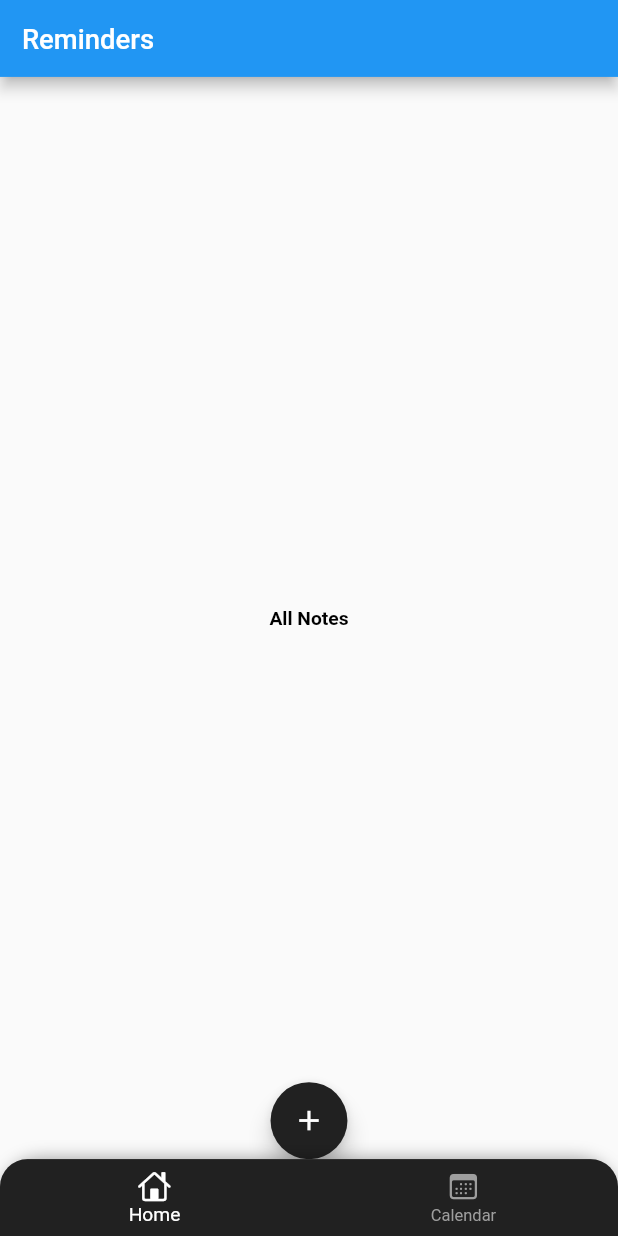
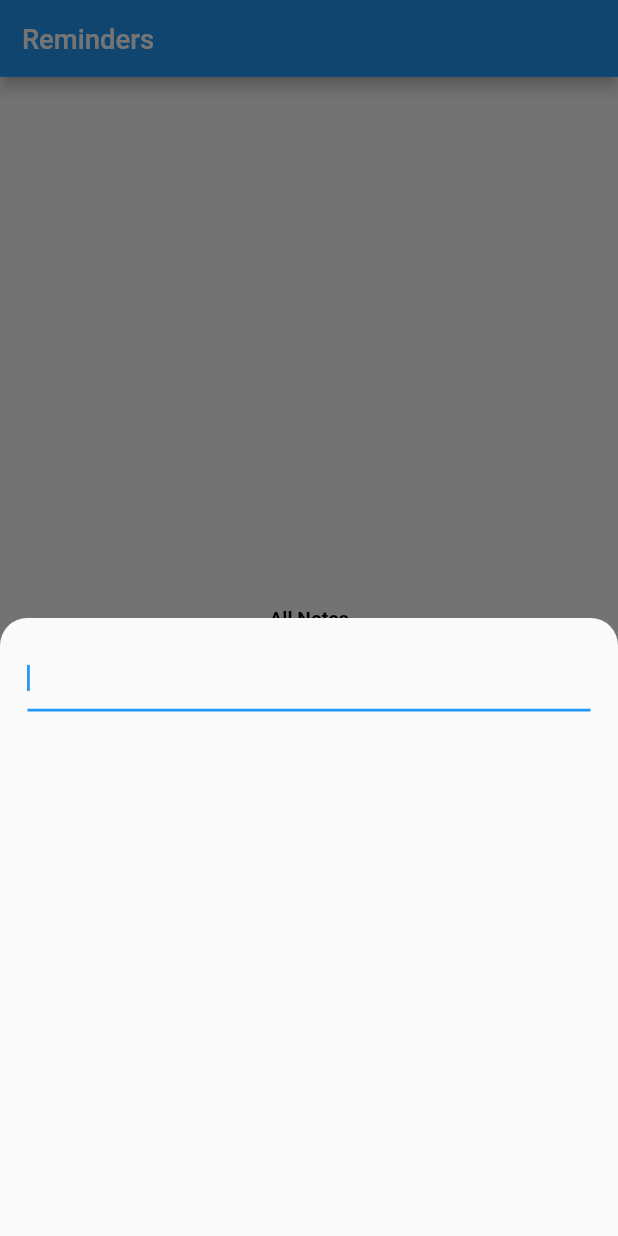
Before and after one commit to reygalaviz/reminder_app, a Flutter app: the screen it shows after launch, after a tap on the "add" icon, on a phone screen of 412 x 824 dp. Run offline on Flutter 3.47's test engine with Material 2 defaults, Android fonts, the phone set to English and light mode, and no system bars; our stand-ins replace responsive_framework; missing offline and left inert: keyboard_attachable.

Commit message:
keyboard attachment textbox

```diff
--- a/lib/screens/all_notes.dart
+++ b/lib/screens/all_notes.dart
@@ -1,7 +1,9 @@
 import 'package:flutter/material.dart';
 import 'package:cupertino_icons/cupertino_icons.dart';
 import 'package:flutter/cupertino.dart';
+import 'package:reminder_app/screens/add_note.dart';
 import 'package:reminder_app/screens/home.dart';
+import 'package:keyboard_attachable/keyboard_attachable.dart';
 
 class AllNotes extends StatefulWidget {
   const AllNotes({Key? key}) : super(key: key);
@@ -11,9 +13,41 @@ class AllNotes extends StatefulWidget {
 }
 
 class _AllNotesState extends State<AllNotes> {
+  //keyboard textfield attachment
+  void _showModal() async {
+    await showModalBottomSheet(
+        enableDrag: false,
+        isScrollControlled: true,
+        shape: RoundedRectangleBorder(
+            borderRadius: BorderRadius.vertical(top: Radius.circular(20.0))),
+        context: context,
+        builder: (context) {
+          return SingleChildScrollView(
+            reverse: true,
+            child: Container(
+              height: MediaQuery.of(context).size.height / 2,
+              child: Padding(
+                padding: EdgeInsets.fromLTRB(20.0, 20.0, 20.0, 0),
+                child: Form(
+                  child: Column(
+                    children: [
+                      TextFormField(
+                        autofocus: true,
+                      ),
+                      SizedBox(height: 10)
+                    ],
+                  ),
+                ),
+              ),
+            ),
+          );
+        });
+  }
+
   @override
   Widget build(BuildContext context) {
     return Scaffold(
+      resizeToAvoidBottomInset: false,
       body: Center(
           child: Text(
         'All Notes',
@@ -25,7 +59,9 @@ class _AllNotesState extends State<AllNotes> {
         child: Icon(Icons.add),
         backgroundColor: Colors.grey[900],
         foregroundColor: Colors.white,
-        onPressed: () {},
+        onPressed: () {
+          return _showModal();
+        },
       ),
     );
   }
--- a/lib/screens/home.dart
+++ b/lib/screens/home.dart
@@ -30,9 +30,11 @@ class _HomeState extends State<Home> {
   @override
   Widget build(BuildContext context) {
     return Scaffold(
+      resizeToAvoidBottomInset: false,
       appBar: AppBar(title: Text('Reminders')),
       body: PageView(
         controller: pageController,
+        physics: NeverScrollableScrollPhysics(),
         children: [
           AllNotes(),
           Calendar(),
```
